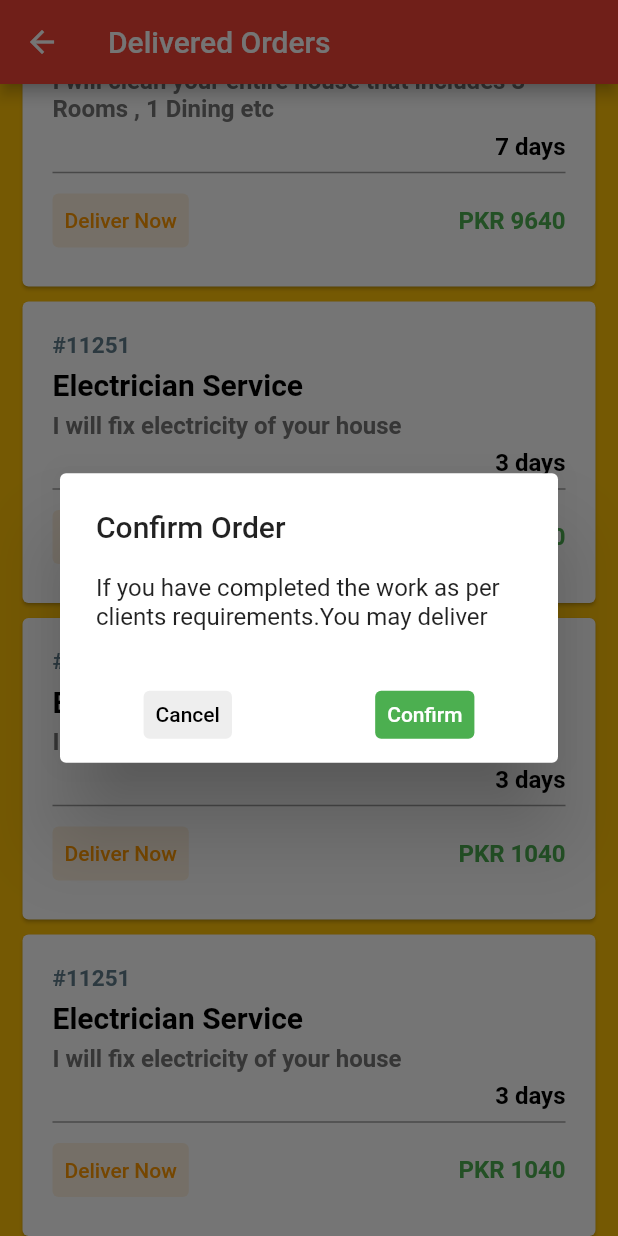
After one commit to 3teeno/Build, a Flutter app: the Order_Page_Customer screen opened directly, scrolled down 325 dp, after a tap on "Deliver Now", on a phone screen of 412 x 824 dp. The commit adds this screen. Run offline on Flutter 3.47's test engine with Material 2 defaults, Android fonts, the phone set to English and light mode, and no system bars; our stand-ins replace auto_size_text, built_collection, built_value, cloud_firestore, firebase_auth, firebase_core and 11 more; missing offline and left inert: dart:ffi, email_auth, json_path, mime_type; accounts and stored records are empty; generated files the repository leaves out were written again; network calls fail.

Commit message:
Order Page Models Updated

```diff
--- a/lib/MenuBar/menubar_customer.dart
+++ b/lib/MenuBar/menubar_customer.dart
@@ -1,3 +1,4 @@
+import 'package:build_i_t/Orders/Order_Page_Customer.dart';
 import 'package:build_i_t/Vendor_Services/ServicePage.dart';
 import 'package:build_i_t/flutter_flow/flutter_flow_theme.dart';
 import 'package:build_i_t/flutter_flow/flutter_flow_util.dart';
@@ -204,6 +205,16 @@ class _Customer_menuBarState extends State<Customer_menuBar> {
                   ),
                   Padding(
                     padding: EdgeInsetsDirectional.fromSTEB(10, 0, 10, 5),
+                    child: InkWell(
+                      onTap: () async {
+                        print("Order button navigation");
+                        await Navigator.push(
+                          context,
+                          MaterialPageRoute(
+                            builder: (context) => Order_Page_Customer(),
+                          ),
+                        );
+                      },
                       child: Container(
                         width: MediaQuery.of(context).size.width,
                         height: 50,
@@ -233,6 +244,7 @@ class _Customer_menuBarState extends State<Customer_menuBar> {
                                 ),
                               ),
                             ],
+                          ),
                         ),
                       ),
                     ),
--- /dev/null
+++ b/lib/Orders/Model_Orders.dart
@@ -0,0 +1,22 @@
+import 'package:build_i_t/main.dart';
+
+class Order {
+
+  String Order_Hash;
+  String Order_Title;
+  String Order_Description;
+  String Order_Duration;
+  String Order_Price;
+
+
+  Order({this.Order_Hash, this.Order_Title, this.Order_Description, this.Order_Duration, this.Order_Price })
+  {
+    this.Order_Hash = Order_Hash;
+    this.Order_Title = Order_Title;
+    this.Order_Price = Order_Price;
+    this.Order_Duration = Order_Duration;
+    this.Order_Description = Order_Description;
+
+  }
+
+}
--- /dev/null
+++ b/lib/Orders/Order_Page_Customer.dart
@@ -0,0 +1,248 @@
+import 'package:build_i_t/main.dart';
+import 'package:flutter/material.dart';
+import 'Model_Orders.dart';
+class Order_Page_Customer extends StatefulWidget {
+  const Order_Page_Customer({Key key}) : super(key: key);
+
+  @override
+  State<Order_Page_Customer> createState() => _Order_Page_CustomerState();
+}
+
+class _Order_Page_CustomerState extends State<Order_Page_Customer> {
+
+  List<Order> orders = [
+    Order(Order_Hash: '#14251', Order_Title: "Painting Service", Order_Description: "I will paint your entire house that includes 3 Rooms , 1 Dining etc",  Order_Duration: "5 days", Order_Price: "PKR 1040"),
+    Order(Order_Hash: '#19421', Order_Title: "Cleaning Service", Order_Description: "I will clean your entire house that includes 3 Rooms , 1 Dining etc",  Order_Duration: "7 days", Order_Price: "PKR 9640"),
+    Order(Order_Hash: '#11251', Order_Title: "Electrician Service", Order_Description: "I will fix electricity of your house", Order_Duration: "3 days", Order_Price: "PKR 1040"),
+    Order(Order_Hash: '#11251', Order_Title: "Electrician Service", Order_Description: "I will fix electricity of your house", Order_Duration: "3 days", Order_Price: "PKR 1040"),
+    Order(Order_Hash: '#11251', Order_Title: "Electrician Service", Order_Description: "I will fix electricity of your house", Order_Duration: "3 days", Order_Price: "PKR 1040"),
+  ];
+
+  Widget Order_Card_Template_Active(myorder)
+  {
+    return Card(
+      margin: EdgeInsets.fromLTRB(15.0, 10.0, 15.0, 0),
+      child: Padding(
+        padding: const EdgeInsets.all(20.0),
+        child: Column(
+          crossAxisAlignment: CrossAxisAlignment.stretch,
+          children: <Widget>[
+            Text(
+              myorder.Order_Hash,
+              style: TextStyle(
+                fontWeight: FontWeight.bold,
+                fontSize: 15.0,
+                color: Colors.blueGrey,
+              ),
+            ),
+            SizedBox(height: 6.0),
+            Text(
+              (myorder.Order_Title),
+              style: TextStyle(
+                fontWeight: FontWeight.bold,
+                fontSize: 20.0,
+                color: Colors.black,
+              ),
+            ),
+            SizedBox(height: 6.0),
+            Text(
+              myorder.Order_Description,
+              style: TextStyle(
+                fontWeight: FontWeight.bold,
+                fontSize: 16.0,
+                color: Colors.grey[600],
+              ),
+            ),
+            SizedBox(height: 6.0),
+            Align(
+              alignment: Alignment.bottomRight,
+              child: Text(
+                myorder.Order_Duration,
+                style: TextStyle(
+                  fontWeight: FontWeight.bold,
+                  fontSize: 16.0,
+                  color: Colors.black,
+                ),
+              ),
+            ),
+            Divider(
+              color: Colors.grey,
+              thickness: 1,
+            ),
+            Row(
+              mainAxisAlignment: MainAxisAlignment.spaceBetween,
+              children: <Widget>[
+                TextButton(
+                  child:  Text("Deliver Now"),
+                  style: TextButton.styleFrom(
+                    primary: Colors.orange,
+                    backgroundColor: Colors.orange[50],
+                  ),
+                  onPressed: ()=>
+                  {
+                    print("Deliver Now Button Clicked"),
+                    showDialog(
+                        context: context,
+                        builder: (_) => AlertDialog(
+
+                          title: Text('Confirm Order'),
+                          content: Text('If you have completed the work as per '
+                              'clients requirements.You may deliver'),
+                          actions: [
+                            Row(
+                              mainAxisAlignment: MainAxisAlignment.spaceAround,
+                              children: [
+                                TextButton(
+                                  onPressed: ()=>{
+                                    print("Cancel Dialog Button"),
+                                    Navigator.pop(context)
+                                  },
+                                  child: Text("Cancel"),
+                                  style: TextButton.styleFrom(
+                                      primary: Colors.black,
+                                      backgroundColor: Colors.grey[200],
+                                      minimumSize: Size(30, 30)
+                                  ),),
+                                TextButton(
+                                  onPressed: ()=>{print("Order Confirmed Button")},
+                                  child: Text("Confirm"),
+                                  style: TextButton.styleFrom(
+                                      primary: Colors.white,
+                                      backgroundColor: Colors.green,
+                                      minimumSize: Size(60, 30)
+                                  ),),
+                              ],
+
+                            )
+
+                          ],
+                        )
+                    )
+
+                  },
+                ),
+                Text(
+                  myorder.Order_Price,
+                  style: TextStyle(
+                    fontWeight: FontWeight.bold,
+                    fontSize: 16.0,
+                    color: Colors.green,
+                  ),
+                ),
+              ],
+            ),
+
+          ],
+
+        ),
+      ),
+    );
+  }
+
+  Widget Order_Card_Template_Delivered(myorder)
+  {
+    return Card(
+      margin: EdgeInsets.fromLTRB(15.0, 10.0, 15.0, 0),
+      child: Padding(
+        padding: const EdgeInsets.all(20.0),
+        child: Column(
+          crossAxisAlignment: CrossAxisAlignment.stretch,
+          children: <Widget>[
+            Text(
+              myorder.Order_Hash,
+              style: TextStyle(
+                fontWeight: FontWeight.bold,
+                fontSize: 15.0,
+                color: Colors.blueGrey,
+              ),
+            ),
+            SizedBox(height: 6.0),
+            Text(
+              (myorder.Order_Title),
+              style: TextStyle(
+                fontWeight: FontWeight.bold,
+                fontSize: 20.0,
+                color: Colors.black,
+              ),
+            ),
+            SizedBox(height: 6.0),
+            Text(
+              myorder.Order_Description,
+              style: TextStyle(
+                fontWeight: FontWeight.bold,
+                fontSize: 16.0,
+                color: Colors.grey[600],
+              ),
+            ),
+            SizedBox(height: 6.0),
+            Align(
+              alignment: Alignment.bottomRight,
+              child: Text(
+                myorder.Order_Duration,
+                style: TextStyle(
+                  fontWeight: FontWeight.bold,
+                  fontSize: 16.0,
+                  color: Colors.black,
+                ),
+              ),
+            ),
+            Divider(
+              color: Colors.grey,
+              thickness: 1,
+            ),
+            Row(
+              mainAxisAlignment: MainAxisAlignment.spaceBetween,
+              children: <Widget>[
+                TextButton(
+                  child:  Text("Check Feedback"),
+                  style: TextButton.styleFrom(
+                    primary: Colors.orange,
+                    backgroundColor: Colors.orange[50],
+                  ),
+                  onPressed: ()=>
+                  {
+                    print("Show Feedback Button Clicked"),
+                    // showDialog(
+                    //     context: context,
+                    //     builder: (_) => Feedback_Popup_Template(myorder.Order_Hash)
+                    // )
+                  },
+                ),
+                Text(
+                  myorder.Order_Price,
+                  style: TextStyle(
+                      fontWeight: FontWeight.bold,
+                      fontSize: 16.0,
+                      color: Colors.green,
+                      decoration: TextDecoration.lineThrough
+                  ),
+                ),
+              ],
+            ),
+
+          ],
+
+        ),
+      ),
+    );
+  }
+
+
+  @override
+  Widget build(BuildContext context) {
+    return Scaffold(
+      backgroundColor: Colors.amber,
+      appBar: AppBar(
+        title: Text("Delivered Orders"),
+        backgroundColor: Colors.red,
+      ),
+      body: SingleChildScrollView(
+        scrollDirection: Axis.vertical,
+        child: Column(
+          children: orders.map((myorder) => Order_Card_Template_Active(myorder)).toList(),
+        ),
+      ),
+    );
+
+  }
+}
--- a/lib/login_page/login_page_widget.dart
+++ b/lib/login_page/login_page_widget.dart
@@ -1,5 +1,4 @@
 import 'package:build_i_t/backend/backend.dart';
-
 import 'package:build_i_t/home_page/CustomerHomePage.dart';
 import 'package:build_i_t/main.dart';
 import 'package:build_i_t/search_page/search_page_widget.dart';
```
Also changed, not shown: lib/Orders/Active_Orders.dart (added), lib/Orders/Delivered_Orders.dart (added), lib/Orders/Pending_Quotations.dart (added). Lines whose indentation alone changed are shown as unchanged.
